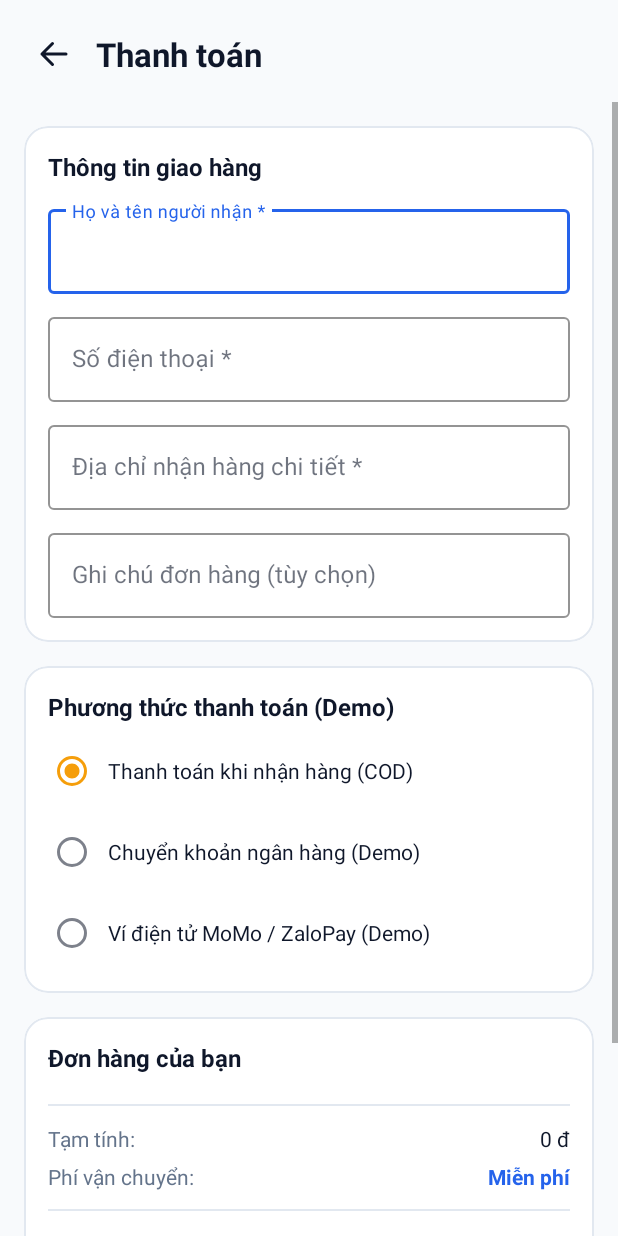
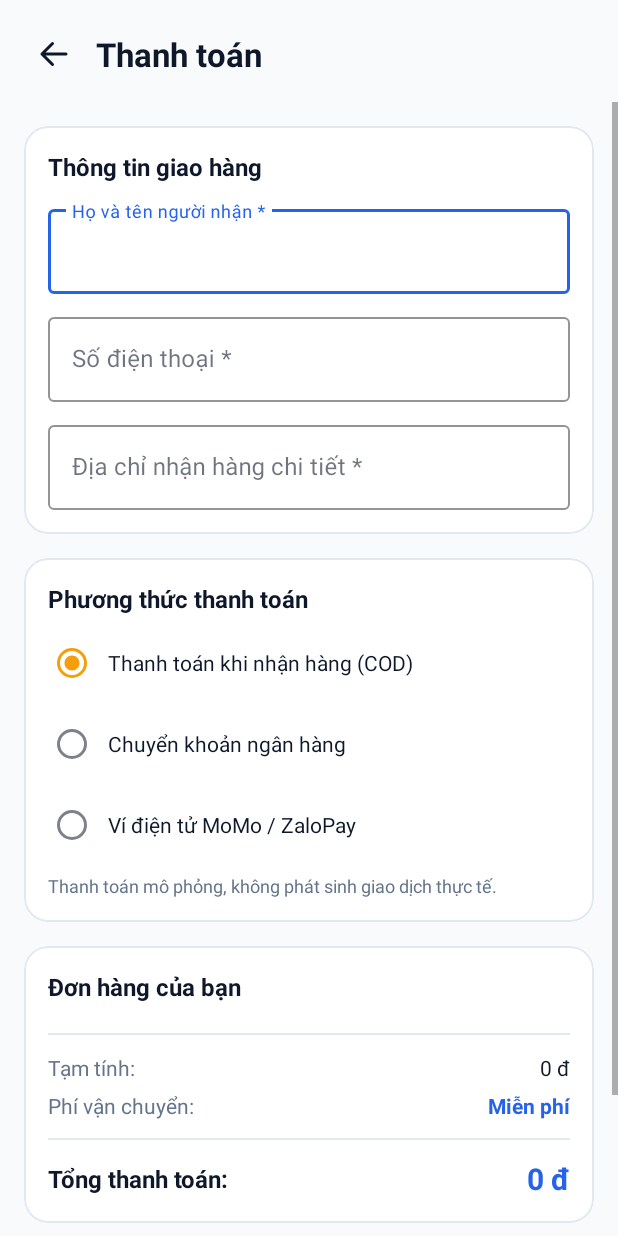
Before and after one commit to y0unglewis/e-commerce, an Android app: the CheckoutActivity screen opened directly, with no data from a screen before it, on a phone screen of 412 x 824 dp. Run offline under Robolectric (Android 15) with nearby library versions, the phone set to English and light mode, and no system bars; 1 statement that could not run was skipped.

Commit message:
fix: finalize GearHub integration and polish checkout UI

```diff
--- a/app/src/main/AndroidManifest.xml
+++ b/app/src/main/AndroidManifest.xml
@@ -10,7 +10,8 @@
         <!-- Mỗi màn hình có Activity riêng; thành viên phụ trách sửa trong file của mình. -->
 
         <activity android:name=".ui.ProfileActivity" android:exported="false" />
-        <activity android:name=".ui.CheckoutActivity" android:exported="false" />
+        <activity android:name=".ui.CheckoutActivity" android:exported="false"
+            android:windowSoftInputMode="adjustResize" />
         <activity android:name=".ui.CartActivity" android:exported="false" />
         <activity android:name=".ui.ProductDetailActivity" android:exported="false" />
         <activity android:name=".ui.OrderSuccessActivity" android:exported="false" />
--- a/app/src/main/java/com/example/gearhub/database/SampleProducts.java
+++ b/app/src/main/java/com/example/gearhub/database/SampleProducts.java
@@ -5,7 +5,7 @@ import com.example.gearhub.model.Product;
 import java.util.ArrayList;
 import java.util.List;
 
-/** 12 sản phẩm mẫu; chỉ dùng để điền dữ liệu lần đầu khi tạo SQLite. */
+/** 24 sản phẩm mẫu (12 ban đầu + 12 bổ sung) dùng khi tạo SQLite. */
 final class SampleProducts {
     private SampleProducts() { }
 
--- a/app/src/main/java/com/example/gearhub/util/SessionManager.java
+++ b/app/src/main/java/com/example/gearhub/util/SessionManager.java
@@ -13,6 +13,10 @@ public final class SessionManager {
 
     // Lưu username sau khi đăng nhập thành công.
     public static void saveUsername(Context context, String username) {
+        // Không mang giỏ hàng của tài khoản trước sang tài khoản mới.
+        if (!username.equals(getUsername(context))) {
+            CartManager.getInstance().clearCart();
+        }
         SharedPreferences prefs = context.getSharedPreferences(
             AppConstants.PREF_USER_SESSION,
             Context.MODE_PRIVATE
@@ -35,6 +39,7 @@ public final class SessionManager {
 
     // Xóa phiên đăng nhập khi người dùng đăng xuất.
     public static void clear(Context context) {
+        CartManager.getInstance().clearCart();
         SharedPreferences prefs = context.getSharedPreferences(
             AppConstants.PREF_USER_SESSION,
             Context.MODE_PRIVATE
--- a/app/src/main/res/layout/activity_checkout.xml
+++ b/app/src/main/res/layout/activity_checkout.xml
@@ -134,26 +134,6 @@
                             android:singleLine="true"
                             android:textColor="@color/gear_text" />
                     </com.google.android.material.textfield.TextInputLayout>
-
-                    <!-- Ghi chú đơn hàng -->
-                    <com.google.android.material.textfield.TextInputLayout
-                        android:id="@+id/layoutCheckoutNote"
-                        style="@style/Widget.MaterialComponents.TextInputLayout.OutlinedBox"
-                        android:layout_width="match_parent"
-                        android:layout_height="wrap_content"
-                        android:layout_marginTop="10dp"
-                        android:hint="Ghi chú đơn hàng (tùy chọn)"
-                        app:boxBackgroundColor="@color/gear_surface"
-                        app:boxStrokeColor="@color/gear_primary">
-
-                        <com.google.android.material.textfield.TextInputEditText
-                            android:id="@+id/inputCheckoutNote"
-                            android:layout_width="match_parent"
-                            android:layout_height="wrap_content"
-                            android:inputType="text"
-                            android:singleLine="true"
-                            android:textColor="@color/gear_text" />
-                    </com.google.android.material.textfield.TextInputLayout>
                 </LinearLayout>
             </com.google.android.material.card.MaterialCardView>
 
@@ -177,7 +157,7 @@
                     <TextView
                         android:layout_width="wrap_content"
                         android:layout_height="wrap_content"
-                        android:text="Phương thức thanh toán (Demo)"
+                        android:text="Phương thức thanh toán"
                         android:textColor="@color/gear_text"
                         android:textSize="16sp"
                         android:textStyle="bold" />
@@ -206,7 +186,7 @@
                             android:layout_marginTop="6dp"
                             android:paddingStart="8dp"
                             android:paddingEnd="8dp"
-                            android:text="Chuyển khoản ngân hàng (Demo)"
+                            android:text="Chuyển khoản ngân hàng"
                             android:textColor="@color/gear_text"
                             android:textSize="14sp" />
 
@@ -217,10 +197,18 @@
                             android:layout_marginTop="6dp"
                             android:paddingStart="8dp"
                             android:paddingEnd="8dp"
-                            android:text="Ví điện tử MoMo / ZaloPay (Demo)"
+                            android:text="Ví điện tử MoMo / ZaloPay"
                             android:textColor="@color/gear_text"
                             android:textSize="14sp" />
                     </RadioGroup>
+
+                    <TextView
+                        android:layout_width="match_parent"
+                        android:layout_height="wrap_content"
+                        android:layout_marginTop="8dp"
+                        android:text="Thanh toán mô phỏng, không phát sinh giao dịch thực tế."
+                        android:textColor="@color/gear_muted"
+                        android:textSize="12sp" />
                 </LinearLayout>
             </com.google.android.material.card.MaterialCardView>
 
@@ -355,7 +343,8 @@
                 android:layout_height="wrap_content"
                 android:layout_marginTop="8dp"
                 android:layout_marginBottom="24dp"
-                android:text="Xác nhận đặt hàng (demo)" />
+                android:textAllCaps="false"
+                android:text="Xác nhận đặt hàng" />
         </LinearLayout>
     </ScrollView>
 </LinearLayout>
--- a/app/src/main/res/layout/activity_order_success.xml
+++ b/app/src/main/res/layout/activity_order_success.xml
@@ -50,7 +50,7 @@
             android:layout_marginTop="8dp"
             android:gravity="center"
             android:lineSpacingExtra="2dp"
-            android:text="Cảm ơn bạn đã tin tưởng GearHub.\nĐơn hàng demo của bạn đã được ghi nhận và đang xử lý."
+            android:text="Cảm ơn bạn đã tin tưởng GearHub.\nĐơn hàng mô phỏng của bạn đã được xác nhận.\nKhông phát sinh giao dịch thực tế."
             android:textColor="@color/gear_muted"
             android:textSize="14sp" />
 
--- a/app/src/main/res/layout/item_related_product.xml
+++ b/app/src/main/res/layout/item_related_product.xml
@@ -38,7 +38,8 @@
         <TextView
             android:id="@+id/txtRelatedName"
             android:layout_width="match_parent"
-            android:layout_height="38dp"
+            android:layout_height="wrap_content"
+            android:minLines="2"
             android:layout_marginTop="2dp"
             android:ellipsize="end"
             android:maxLines="2"
```
Also changed, not shown: app/src/main/java/com/example/gearhub/ui/CartActivity.java (+6 -22 lines), app/src/main/java/com/example/gearhub/ui/CheckoutActivity.java (+22 -11 lines), app/src/main/java/com/example/gearhub/ui/OrderSuccessActivity.java (+7 -15 lines), app/src/main/java/com/example/gearhub/ui/ProductDetailActivity.java (+5 -2 lines), app/src/main/java/com/example/gearhub/ui/ProfileActivity.java (+14 -7 lines), app/src/main/res/layout/activity_cart.xml (+0 -10 lines), app/src/main/res/layout/activity_product_detail.xml (+6 -6 lines), 2 other files.
